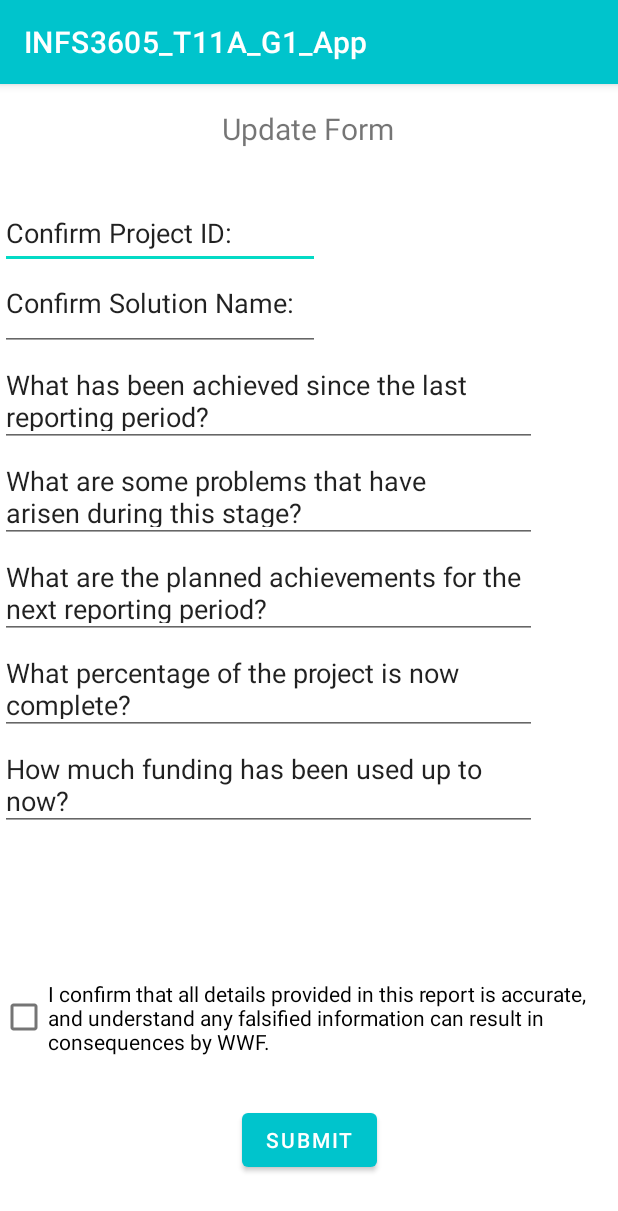
After one commit to fionawahidin/INFS3605_T11A_G1_App, an Android app: the FormActivity screen opened directly, with no data from a screen before it, on a phone screen of 412 x 824 dp. The commit adds this screen. Shown: the top 1211 px of the screen. Run offline under Robolectric (Android 15) with nearby library versions, the phone set to English and light mode, and no system bars; our stand-ins replace Volley; Roboto replaces fonts that are not available here.

Commit message:
Form Activity

```diff
--- a/app/build.gradle
+++ b/app/build.gradle
@@ -32,9 +32,11 @@ dependencies {
     implementation 'androidx.appcompat:appcompat:1.4.2'
     implementation 'com.google.android.material:material:1.6.1'
     implementation 'androidx.constraintlayout:constraintlayout:2.1.4'
+    implementation 'com.android.volley:volley:1.2.0'
     testImplementation 'junit:junit:4.+'
     androidTestImplementation 'androidx.test.ext:junit:1.1.3'
     androidTestImplementation 'androidx.test.espresso:espresso-core:3.4.0'
     implementation 'com.daimajia.easing:library:2.0@aar'
     implementation 'com.daimajia.androidanimations:library:2.3@aar'
+    implementation 'com.android.volley:volley:1.2.1'
 }
--- /dev/null
+++ b/app/src/main/java/com/example/infs3605_t11a_g1_app/FormActivity.java
@@ -0,0 +1,112 @@
+package com.example.infs3605_t11a_g1_app;
+
+import android.app.ProgressDialog;
+import android.content.Intent;
+import android.os.Bundle;
+import android.view.View;
+import android.widget.Button;
+import android.widget.EditText;
+import android.widget.Toast;
+
+import androidx.annotation.Nullable;
+import androidx.appcompat.app.AppCompatActivity;
+
+import com.android.volley.DefaultRetryPolicy;
+import com.android.volley.Request;
+import com.android.volley.RequestQueue;
+import com.android.volley.Response;
+import com.android.volley.RetryPolicy;
+import com.android.volley.VolleyError;
+import com.android.volley.toolbox.StringRequest;
+import com.android.volley.toolbox.Volley;
+
+import java.util.HashMap;
+import java.util.Map;
+
+public class FormActivity extends AppCompatActivity implements View.OnClickListener {
+    EditText mProjectId,mSolutionName, mProgress, mProblems, mPlans, mPercentage, mFunding;
+    Button mSubmit;
+
+    @Override
+    protected void onCreate(@Nullable Bundle savedInstanceState) {
+        super.onCreate(savedInstanceState);
+
+        setContentView(R.layout.activity_form);
+
+        mProjectId = (EditText)findViewById(R.id.et_projectID);
+        mSolutionName = (EditText)findViewById(R.id.et_solutionName);
+        mProgress = (EditText)findViewById(R.id.et_progress);
+        mProblems = (EditText)findViewById(R.id.et_problems);
+        mPlans = (EditText)findViewById(R.id.et_next);
+        mPercentage = (EditText)findViewById(R.id.et_percentage);
+        mFunding = (EditText)findViewById(R.id.et_funding);
+
+        mSubmit = (Button)findViewById(R.id.btn_submit);
+        mSubmit.setOnClickListener(this);
+    }
+
+    private void addItemToSheet() {
+        final ProgressDialog loading = ProgressDialog.show(this,"Updating Project","Please wait");
+        final String id = mProjectId.getText().toString().trim();
+        final String name = mSolutionName.getText().toString().trim();
+        final String progress = mProgress.getText().toString().trim();
+        final String problems = mProblems.getText().toString().trim();
+        final String plans = mPlans.getText().toString().trim();
+        final String percentage = mPercentage.getText().toString().trim();
+        final String funding = mFunding.getText().toString().trim();
+
+
+        StringRequest stringRequest = new StringRequest(Request.Method.POST, "https://script.google.com/macros/s/AKfycbwk03NgPjghNJY1WzEFg1GQPmJIA3tSW3FxSmz9uduKmSEe1zkpjRX-1U7ZRUR-Fjm4/exec",
+                new Response.Listener<String>() {
+                    @Override
+                    public void onResponse(String response) {
+
+                        loading.dismiss();
+                        Toast.makeText(FormActivity.this,response,Toast.LENGTH_LONG).show();
+                        Intent intent = new Intent(getApplicationContext(),MainActivity.class);
+                        startActivity(intent);
+
+                    }
+                },
+                new Response.ErrorListener() {
+                    @Override
+                    public void onErrorResponse(VolleyError error) {
+
+                    }
+                }
+        ) {
+            @Override
+            protected Map<String, String> getParams() {
+                Map<String, String> params = new HashMap<>();
+
+                //here we pass params
+                params.put("action", "updateProject");
+                params.put("projectId", id);
+                params.put("solutionName", name);
+                params.put("progress", progress);
+                params.put("problems", problems);
+                params.put("plans", plans);
+                params.put("percentageProgress", percentage);
+                params.put("currentFunding", funding);
+
+                return params;
+            }
+        };
+
+        int socketTimeOut = 50000;
+
+        RetryPolicy retryPolicy = new DefaultRetryPolicy(socketTimeOut, 0, DefaultRetryPolicy.DEFAULT_BACKOFF_MULT);
+        stringRequest.setRetryPolicy(retryPolicy);
+
+        RequestQueue queue = Volley.newRequestQueue(this);
+
+        queue.add(stringRequest);
+    }
+
+    @Override
+    public void onClick(View v) {
+        if(v==mSubmit){
+            addItemToSheet();
+        }
+    }
+}
--- a/app/src/main/java/com/example/infs3605_t11a_g1_app/SignInActivity.java
+++ b/app/src/main/java/com/example/infs3605_t11a_g1_app/SignInActivity.java
@@ -91,6 +91,9 @@ public class SignInActivity extends AppCompatActivity {
             if (etEmail.getText().toString().equals("admin@impactio.com") && etPassword.getText().toString().equals("admin")) {
                 Toast.makeText(SignInActivity.this, "Successfully signed in!", Toast.LENGTH_SHORT).show();
                 startActivity(new Intent(SignInActivity.this, MainActivity.class));
+            } if (etEmail.getText().toString().equals("test@user.com") && etPassword.getText().toString().equals("user")) {
+                Toast.makeText(SignInActivity.this, "Successfully signed in!", Toast.LENGTH_SHORT).show();
+                startActivity(new Intent(SignInActivity.this, FormActivity.class));
             } else {
                 Toast.makeText(SignInActivity.this, "Failed to sign in!", Toast.LENGTH_SHORT).show();
                 progressBar.setVisibility(View.GONE);
--- /dev/null
+++ b/app/src/main/res/layout/activity_form.xml
@@ -0,0 +1,118 @@
+<?xml version="1.0" encoding="utf-8"?>
+<androidx.constraintlayout.widget.ConstraintLayout xmlns:android="http://schemas.android.com/apk/res/android"
+    xmlns:app="http://schemas.android.com/apk/res-auto"
+    xmlns:tools="http://schemas.android.com/tools"
+    android:layout_width="match_parent"
+    android:layout_height="match_parent">
+
+    <TextView
+        android:id="@+id/tv_formTitle"
+        android:layout_width="wrap_content"
+        android:layout_height="wrap_content"
+        android:layout_marginTop="16dp"
+        android:text="Update Form"
+        android:textSize="20sp"
+        app:layout_constraintEnd_toEndOf="parent"
+        app:layout_constraintHorizontal_bias="0.498"
+        app:layout_constraintStart_toStartOf="parent"
+        app:layout_constraintTop_toTopOf="parent" />
+
+    <CheckBox
+        android:id="@+id/cb_confirm"
+        android:layout_width="wrap_content"
+        android:layout_height="wrap_content"
+        android:layout_marginBottom="120dp"
+        android:text="I confirm that all details provided in this report is accurate, and understand any falsified information can result in consequences by WWF."
+        app:layout_constraintBottom_toBottomOf="parent"
+        app:layout_constraintEnd_toEndOf="parent"
+        app:layout_constraintHorizontal_bias="0.0"
+        app:layout_constraintStart_toStartOf="parent" />
+
+    <Button
+        android:id="@+id/btn_submit"
+        android:layout_width="wrap_content"
+        android:layout_height="wrap_content"
+        android:layout_marginBottom="40dp"
+        android:text="Submit"
+        app:layout_constraintBottom_toBottomOf="parent"
+        app:layout_constraintEnd_toEndOf="parent"
+        app:layout_constraintStart_toStartOf="parent" />
+
+    <LinearLayout
+        android:id="@+id/lay_form"
+        android:layout_width="412dp"
+        android:layout_height="427dp"
+        android:layout_marginTop="32dp"
+        android:orientation="vertical"
+        app:layout_constraintStart_toStartOf="parent"
+        app:layout_constraintTop_toBottomOf="@+id/tv_formTitle">
+
+        <EditText
+            android:id="@+id/et_projectID"
+            android:layout_width="wrap_content"
+            android:layout_height="wrap_content"
+            android:ems="10"
+            android:inputType="textPersonName"
+            android:minHeight="48dp"
+            android:text="Confirm Project ID: " />
+
+        <EditText
+            android:id="@+id/et_solutionName"
+            android:layout_width="wrap_content"
+            android:layout_height="wrap_content"
+            android:ems="10"
+            android:inputType="textPersonName"
+            android:minHeight="48dp"
+            android:paddingBottom="20dp"
+            android:text="Confirm Solution Name:" />
+
+        <EditText
+            android:id="@+id/et_progress"
+            android:layout_width="358dp"
+            android:layout_height="64dp"
+            android:ems="10"
+            android:gravity="start|top"
+            android:inputType="textMultiLine"
+            android:text="What has been achieved since the last reporting period?" />
+
+        <EditText
+            android:id="@+id/et_problems"
+            android:layout_width="358dp"
+            android:layout_height="64dp"
+            android:ems="10"
+            android:gravity="start|top"
+            android:inputType="textMultiLine"
+            android:paddingRight="20dp"
+            android:text="What are some problems that have arisen during this stage?" />
+
+        <EditText
+            android:id="@+id/et_next"
+            android:layout_width="358dp"
+            android:layout_height="64dp"
+            android:ems="10"
+            android:gravity="start|top"
+            android:inputType="textMultiLine"
+            android:text="What are the planned achievements for the next reporting period?" />
+
+        <EditText
+            android:id="@+id/et_percentage"
+            android:layout_width="358dp"
+            android:layout_height="64dp"
+            android:ems="10"
+            android:gravity="start|top"
+            android:inputType="textMultiLine"
+            android:paddingRight="20dp"
+            android:text="What percentage of the project is now complete?" />
+
+        <EditText
+            android:id="@+id/et_funding"
+            android:layout_width="358dp"
+            android:layout_height="64dp"
+            android:ems="10"
+            android:gravity="start|top"
+            android:inputType="textMultiLine"
+            android:paddingRight="20dp"
+            android:text="How much funding has been used up to now?" />
+    </LinearLayout>
+
+</androidx.constraintlayout.widget.ConstraintLayout>
```
Also changed, not shown: app/src/main/AndroidManifest.xml (+8 -0 lines), app/src/main/java/com/example/infs3605_t11a_g1_app/OverviewActivity.java (added, +27 -0 lines), app/src/main/res/layout/activity_overview.xml (added, +18 -0 lines).
